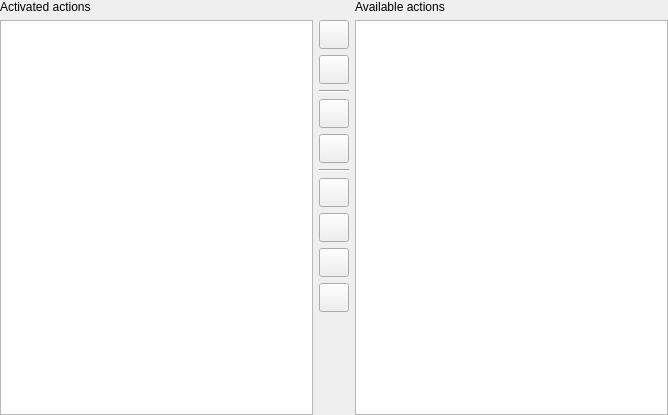
Above: src/librssguard/gui/toolbars/toolbareditor.ui from martinrotter/rssguard before the change. Below: the same form after it.
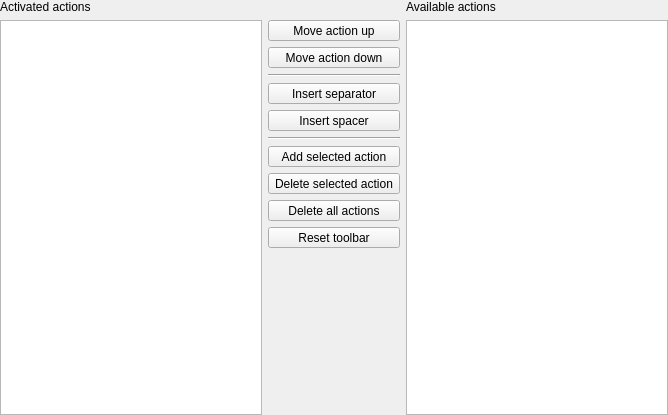
That is the form after the change.

Commit message: display texts in buttons of toolbar editor, make settings dialog bigger

Diff of the .ui file:
```diff
--- a/src/librssguard/gui/toolbars/toolbareditor.ui
+++ b/src/librssguard/gui/toolbars/toolbareditor.ui
@@ -66,23 +66,35 @@
     <layout class="QVBoxLayout" name="verticalLayout">
      <item>
       <widget class="QToolButton" name="m_btnMoveActionUp">
-       <property name="toolTip">
+       <property name="sizePolicy">
+        <sizepolicy hsizetype="Preferred" vsizetype="Fixed">
+         <horstretch>0</horstretch>
+         <verstretch>0</verstretch>
+        </sizepolicy>
+       </property>
+       <property name="text">
         <string>Move action up</string>
        </property>
-       <property name="text">
-        <string/>
-       </property>
        <property name="iconSize">
         <size>
          <width>22</width>
          <height>22</height>
         </size>
        </property>
+       <property name="toolButtonStyle">
+        <enum>Qt::ToolButtonTextUnderIcon</enum>
+       </property>
       </widget>
      </item>
      <item>
       <widget class="QToolButton" name="m_btnMoveActionDown">
-       <property name="toolTip">
+       <property name="sizePolicy">
+        <sizepolicy hsizetype="Preferred" vsizetype="Fixed">
+         <horstretch>0</horstretch>
+         <verstretch>0</verstretch>
+        </sizepolicy>
+       </property>
+       <property name="text">
         <string>Move action down</string>
        </property>
        <property name="iconSize">
@@ -91,6 +103,9 @@
          <height>22</height>
         </size>
        </property>
+       <property name="toolButtonStyle">
+        <enum>Qt::ToolButtonTextUnderIcon</enum>
+       </property>
       </widget>
      </item>
      <item>
@@ -102,7 +117,13 @@
      </item>
      <item>
       <widget class="QToolButton" name="m_btnInsertSeparator">
-       <property name="toolTip">
+       <property name="sizePolicy">
+        <sizepolicy hsizetype="Preferred" vsizetype="Fixed">
+         <horstretch>0</horstretch>
+         <verstretch>0</verstretch>
+        </sizepolicy>
+       </property>
+       <property name="text">
         <string>Insert separator</string>
        </property>
        <property name="iconSize">
@@ -111,11 +132,20 @@
          <height>22</height>
         </size>
        </property>
+       <property name="toolButtonStyle">
+        <enum>Qt::ToolButtonTextUnderIcon</enum>
+       </property>
       </widget>
      </item>
      <item>
       <widget class="QToolButton" name="m_btnInsertSpacer">
-       <property name="toolTip">
+       <property name="sizePolicy">
+        <sizepolicy hsizetype="Preferred" vsizetype="Fixed">
+         <horstretch>0</horstretch>
+         <verstretch>0</verstretch>
+        </sizepolicy>
+       </property>
+       <property name="text">
         <string>Insert spacer</string>
        </property>
        <property name="iconSize">
@@ -124,6 +154,9 @@
          <height>22</height>
         </size>
        </property>
+       <property name="toolButtonStyle">
+        <enum>Qt::ToolButtonTextUnderIcon</enum>
+       </property>
       </widget>
      </item>
      <item>
@@ -135,7 +168,13 @@
      </item>
      <item>
       <widget class="QToolButton" name="m_btnAddSelectedAction">
-       <property name="toolTip">
+       <property name="sizePolicy">
+        <sizepolicy hsizetype="Preferred" vsizetype="Fixed">
+         <horstretch>0</horstretch>
+         <verstretch>0</verstretch>
+        </sizepolicy>
+       </property>
+       <property name="text">
         <string>Add selected action</string>
        </property>
        <property name="iconSize">
@@ -144,11 +183,20 @@
          <height>22</height>
         </size>
        </property>
+       <property name="toolButtonStyle">
+        <enum>Qt::ToolButtonTextUnderIcon</enum>
+       </property>
       </widget>
      </item>
      <item>
       <widget class="QToolButton" name="m_btnDeleteSelectedAction">
-       <property name="toolTip">
+       <property name="sizePolicy">
+        <sizepolicy hsizetype="Preferred" vsizetype="Fixed">
+         <horstretch>0</horstretch>
+         <verstretch>0</verstretch>
+        </sizepolicy>
+       </property>
+       <property name="text">
         <string>Delete selected action</string>
        </property>
        <property name="iconSize">
@@ -157,11 +205,20 @@
          <height>22</height>
         </size>
        </property>
+       <property name="toolButtonStyle">
+        <enum>Qt::ToolButtonTextUnderIcon</enum>
+       </property>
       </widget>
      </item>
      <item>
       <widget class="QToolButton" name="m_btnDeleteAllActions">
-       <property name="toolTip">
+       <property name="sizePolicy">
+        <sizepolicy hsizetype="Preferred" vsizetype="Fixed">
+         <horstretch>0</horstretch>
+         <verstretch>0</verstretch>
+        </sizepolicy>
+       </property>
+       <property name="text">
         <string>Delete all actions</string>
        </property>
        <property name="iconSize">
@@ -170,11 +227,20 @@
          <height>22</height>
         </size>
        </property>
+       <property name="toolButtonStyle">
+        <enum>Qt::ToolButtonTextUnderIcon</enum>
+       </property>
       </widget>
      </item>
      <item>
       <widget class="QToolButton" name="m_btnReset">
-       <property name="toolTip">
+       <property name="sizePolicy">
+        <sizepolicy hsizetype="Preferred" vsizetype="Fixed">
+         <horstretch>0</horstretch>
+         <verstretch>0</verstretch>
+        </sizepolicy>
+       </property>
+       <property name="text">
         <string>Reset toolbar</string>
        </property>
        <property name="iconSize">
@@ -183,6 +249,9 @@
          <height>22</height>
         </size>
        </property>
+       <property name="toolButtonStyle">
+        <enum>Qt::ToolButtonTextUnderIcon</enum>
+       </property>
       </widget>
      </item>
      <item>
```
The commit also changes 1 other file.
